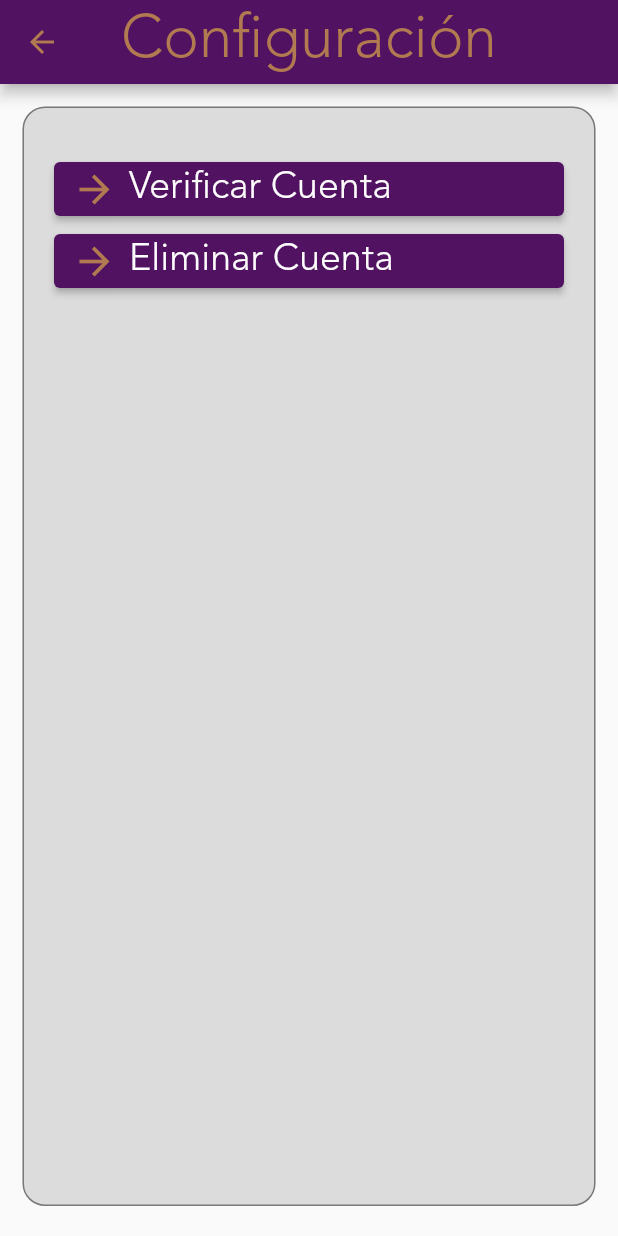
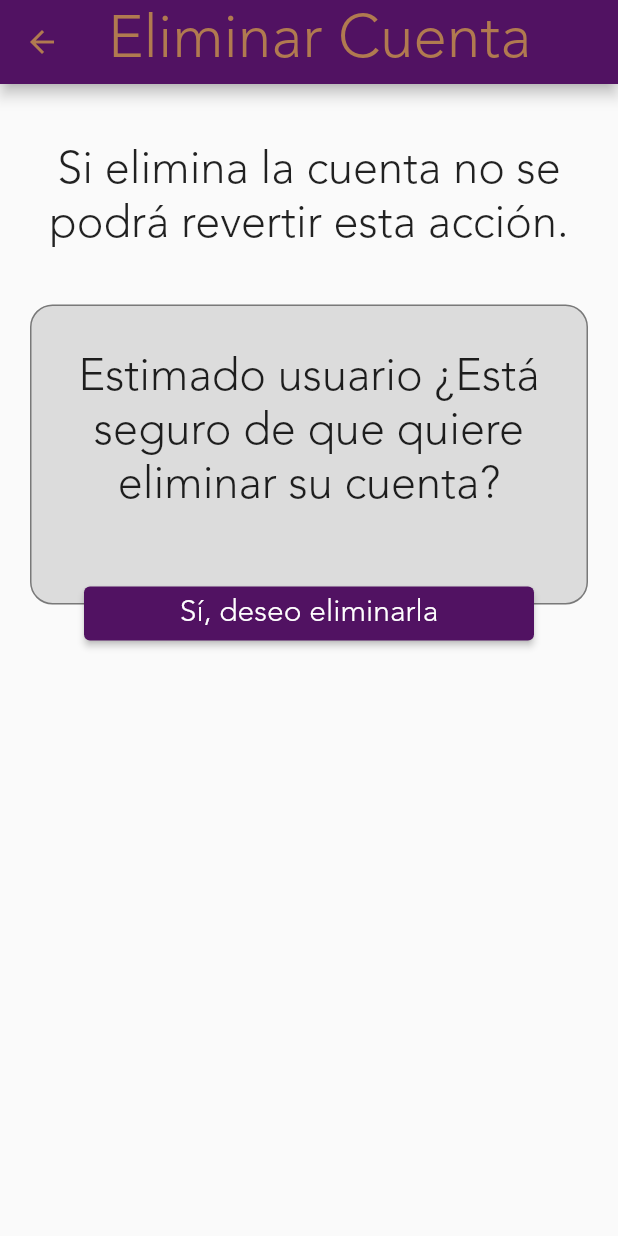
Before and after one commit to rodri542/wesafe_main_version, a Flutter app: the ConfigurationPage screen opened by its route, after a tap on "Eliminar Cuenta", on a phone screen of 412 x 824 dp. Run offline on Flutter 3.47's test engine with Material 2 defaults, Android fonts, the phone set to English and light mode, and no system bars; our stand-ins replace device_preview, google_maps_flutter, image_picker, location.

Commit message:
Todas las interfaces terminadas

```diff
--- a/lib/pages/menu/config_page.dart
+++ b/lib/pages/menu/config_page.dart
@@ -1,4 +1,5 @@
 import 'package:flutter/material.dart';
+import 'package:wesafe_main_version/routes/routes.dart';
 
 class ConfigurationPage extends StatelessWidget {
   const ConfigurationPage({super.key});
@@ -51,7 +52,10 @@ class ConfigurationPage extends StatelessWidget {
                               Color(0xffB17A50),
                             ),
                           ),
-                          onPressed: () {},
+                          onPressed: () {
+                            Navigator.pushNamed(
+                                context, Routes.verifyAccountPage);
+                          },
                           icon: const Icon(
                             Icons.arrow_forward,
                             size: 30,
@@ -74,7 +78,10 @@ class ConfigurationPage extends StatelessWidget {
                               Color(0xffB17A50),
                             ),
                           ),
-                          onPressed: () {},
+                          onPressed: () {
+                            Navigator.pushNamed(
+                                context, Routes.deleteAccountPage);
+                          },
                           icon: const Icon(
                             Icons.arrow_forward,
                             size: 30,
--- /dev/null
+++ b/lib/pages/menu/delete_account.dart
@@ -0,0 +1,97 @@
+import 'package:flutter/material.dart';
+
+class DeleteAcountPage extends StatefulWidget {
+  const DeleteAcountPage({super.key});
+
+  @override
+  State<DeleteAcountPage> createState() => _DeleteAcountPageState();
+}
+
+class _DeleteAcountPageState extends State<DeleteAcountPage> {
+  @override
+  Widget build(BuildContext context) {
+    return Scaffold(
+      appBar: AppBar(
+        centerTitle: true,
+        title: const Text(
+          'Eliminar Cuenta',
+          style: TextStyle(
+            color: Color(0xffB17A50),
+            fontSize: 40,
+          ),
+        ),
+      ),
+      body: Container(
+        width: double.infinity,
+        height: double.infinity,
+        padding:
+            const EdgeInsets.only(top: 20, left: 20, right: 20, bottom: 20),
+        child: Column(
+          crossAxisAlignment: CrossAxisAlignment.start,
+          children: [
+            const SizedBox(height: 20),
+            const Text(
+              'Si elimina la cuenta no se podrá revertir esta acción.',
+              textAlign: TextAlign.center,
+              style: TextStyle(
+                fontSize: 30,
+              ),
+            ),
+            const SizedBox(height: 35),
+            SizedBox(
+              height: 230,
+              width: 400,
+              child: Stack(
+                alignment: Alignment.topCenter,
+                children: [
+                  Container(
+                    height: 200,
+                    width: 400,
+                    padding:
+                        const EdgeInsets.only(top: 30, left: 20, right: 20),
+                    decoration: BoxDecoration(
+                      border: Border.all(
+                        color: Colors.black45,
+                        width: 1,
+                      ),
+                      color: Colors.black12,
+                      borderRadius: BorderRadius.circular(15),
+                    ),
+                    child: const Text(
+                      'Estimado usuario ¿Está seguro de que quiere eliminar su cuenta?',
+                      textAlign: TextAlign.center,
+                      style: TextStyle(
+                        fontSize: 30,
+                      ),
+                    ),
+                  ),
+                  Positioned(
+                    bottom: 0,
+                    child: SizedBox(
+                      width: 300,
+                      child: ElevatedButton(
+                        onPressed: () {
+                         // showDialog(context: context, builder: (context) {
+                         //   return Text('Aceptado');
+                         // },);
+                          //Aqui se elimina la cuenta
+                        },
+                        child: const Text(
+                          'Sí, deseo eliminarla',
+                          textAlign: TextAlign.center,
+                          style: TextStyle(
+                            fontSize: 20,
+                          ),
+                        ),
+                      ),
+                    ),
+                  )
+                ],
+              ),
+            ),
+          ],
+        ),
+      ),
+    );
+  }
+}
--- a/lib/pages/menu/main_menu_page.dart
+++ b/lib/pages/menu/main_menu_page.dart
@@ -93,9 +93,10 @@ class _MainMenuPageState extends State<MainMenuPage> {
             print('se presiona');
           },
           child: const Icon(
-            color: Color.fromARGB(255, 255, 255, 255),
+            color: Color.fromARGB(255, 249, 5, 5),
             Icons.warning_amber,
             size: 50,
+
           ),
         ),
       ),
--- a/lib/routes/app_routes.dart
+++ b/lib/routes/app_routes.dart
@@ -3,9 +3,11 @@ import 'package:wesafe_main_version/pages/login/reset_password.dart';
 import 'package:wesafe_main_version/pages/menu/add_contact_page.dart';
 import 'package:wesafe_main_version/pages/menu/config_page.dart';
 import 'package:wesafe_main_version/pages/menu/contacts_page.dart';
+import 'package:wesafe_main_version/pages/menu/delete_account.dart';
 import 'package:wesafe_main_version/pages/menu/historial_page.dart';
 import 'package:wesafe_main_version/pages/menu/main_menu_page.dart';
 import 'package:wesafe_main_version/pages/menu/profile_page.dart';
+import 'package:wesafe_main_version/pages/menu/verify_account.dart';
 import 'package:wesafe_main_version/routes/routes.dart';
 import 'package:wesafe_main_version/pages/login/sing_up_page.dart';
 
@@ -19,5 +21,7 @@ Map<String, Widget Function(BuildContext)> get appRoutes {
     Routes.historialPage: (_) => const HistorialPage(),
     Routes.profilePage: (_) => const ProfilePage(),
     Routes.addContactPage: (_) => const AddContactPage(),
+    Routes.deleteAccountPage: (_) => const DeleteAcountPage(),
+    Routes.verifyAccountPage: (_) => const VerifyAccountPage(),
   };
 }
--- a/lib/routes/routes.dart
+++ b/lib/routes/routes.dart
@@ -1,4 +1,5 @@
 import 'package:flutter/material.dart';
+import 'package:wesafe_main_version/pages/menu/verify_account.dart';
 
 class Routes {
   Routes._();
@@ -11,5 +12,7 @@ class Routes {
   static const historialPage = '/historial-page';
   static const profilePage = '/profile-page';
   static const addContactPage = '/add-contact-page';
+  static const deleteAccountPage = '/delete-account';
+  static const verifyAccountPage = '/verify-account';
 
 }
--- a/pubspec.yaml
+++ b/pubspec.yaml
@@ -40,6 +40,7 @@ dependencies:
   fluttertoast: ^8.2.1
   google_maps_flutter: ^2.2.6
   location: ^4.4.0
+  image_picker: ^0.8.7+5
 
 
 
```
Also changed, not shown: lib/pages/menu/historial_page.dart (+46 -1 lines), lib/pages/menu/verify_account.dart (added, +117 -0 lines), lib/pages/menu/widgets/show_historial.dart (+31 -1 lines), pubspec.lock, 2 other files.
